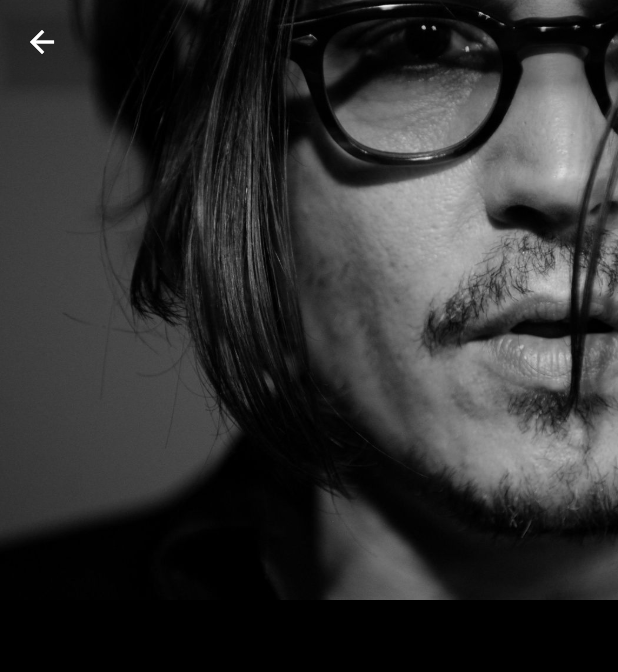
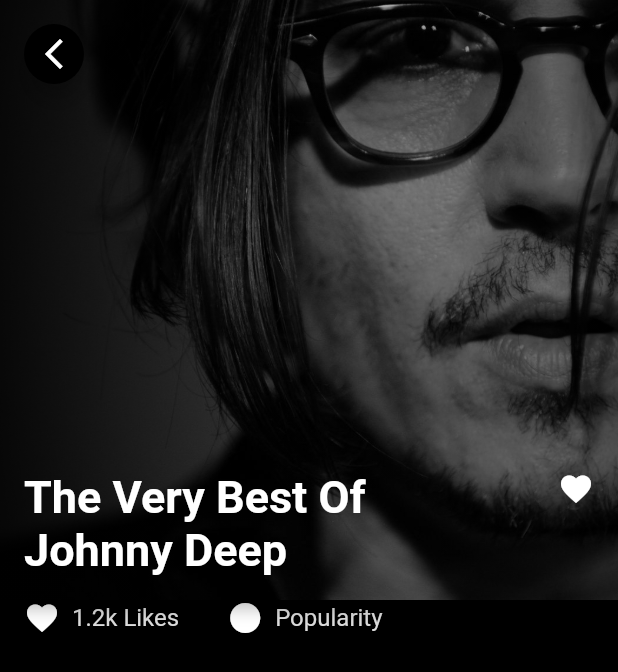
Before and after one commit to ivanluizjr/app-the-movie-db-api-v1.0, a Flutter app: the screen it shows after launch, on a phone screen of 412 x 824 dp. Shown: the top 672 px of the screen. Run offline on Flutter 3.47's test engine with Material 2 defaults, Android fonts, the light colour scheme and no system bars; our stand-ins replace dio, flutter_bloc.

Commit message:
Criação do controller e layout

```diff
--- a/lib/src/home/home_page.dart
+++ b/lib/src/home/home_page.dart
@@ -8,20 +8,122 @@ class HomePage extends StatelessWidget {
 
   @override
   Widget build(BuildContext context) => Scaffold(
-        extendBodyBehindAppBar: true,
         backgroundColor: Colors.black,
         appBar: AppBar(
-          centerTitle: true,
-          leading: BackButton(
-            onPressed: () {},
+          leadingWidth: 100.0,
+          toolbarHeight: 400.0,
+          flexibleSpace: Stack(
+            children: [
+              Container(
+                width: MediaQuery.of(context).size.width,
+                decoration: const BoxDecoration(
+                  image: DecorationImage(
+                    fit: BoxFit.cover,
+                    image: AssetImage(
+                      kImageJohnnyDeep,
+                    ),
+                  ),
+                ),
+              ),
+              Container(
+                width: MediaQuery.of(context).size.width,
+                decoration: BoxDecoration(
+                  gradient: LinearGradient(
+                    colors: [
+                      Colors.black87,
+                      Colors.black.withOpacity(0.25),
+                      Colors.black54,
+                    ],
+                    begin: Alignment.bottomLeft,
+                    end: Alignment.bottomRight,
+                  ),
+                ),
+              ),
+              Padding(
+                padding: const EdgeInsets.all(16.0),
+                child: Align(
+                  alignment: Alignment.bottomCenter,
+                  child: Row(
+                      mainAxisAlignment: MainAxisAlignment.spaceBetween,
+                      crossAxisAlignment: CrossAxisAlignment.start,
+                      children: const [
+                        Text(
+                          kTextMovie + '\n' + kTextTitle,
+                          style: TextStyle(
+                            color: Colors.white,
+                            fontWeight: FontWeight.bold,
+                            fontSize: 30.0,
+                          ),
+                        ),
+                        Icon(
+                          Icons.favorite,
+                          color: Colors.white,
+                        ),
+                      ]),
+                ),
+              ),
+            ],
+          ),
+          leading: Padding(
+            padding: const EdgeInsets.all(16.0),
+            child: Align(
+              alignment: Alignment.topLeft,
+              child: SizedBox(
+                height: 40,
+                width: 40,
+                child: FloatingActionButton(
+                  backgroundColor: Colors.black,
+                  child: const Icon(
+                    Icons.arrow_back_ios_new,
+                    color: Colors.white,
+                  ),
+                  onPressed: () {},
+                ),
+              ),
+            ),
           ),
           backgroundColor: Colors.transparent,
         ),
-        body: Image.asset(
-          kImageJohnnyDeep,
-          fit: BoxFit.cover,
-          height: 400.0,
-          width: double.maxFinite,
+        body: Container(
+          padding: const EdgeInsets.symmetric(horizontal: 16.0),
+          width: MediaQuery.of(context).size.width,
+          height: MediaQuery.of(context).size.height,
+          child: Column(
+            children: [
+              Row(
+                children: const [
+                  Icon(
+                    Icons.favorite,
+                    color: Colors.white,
+                  ),
+                  SizedBox(
+                    width: 8.0,
+                  ),
+                  Text(
+                    '1.2k Likes',
+                    style: TextStyle(
+                      color: Color(0xFFDDDDDD),
+                      fontSize: 16.0,
+                    ),
+                  ),
+                  SizedBox(
+                    width: 32.0,
+                  ),
+                  Icon(
+                    Icons.circle,
+                    color: Colors.white,
+                  ),
+                  SizedBox(
+                    width: 8.0,
+                  ),
+                  Text(
+                    'Popularity',
+                    style: TextStyle(color: Color(0xFFDDDDDD), fontSize: 16.0),
+                  ),
+                ],
+              ),
+            ],
+          ),
         ),
       );
 }
--- a/pubspec.yaml
+++ b/pubspec.yaml
@@ -36,6 +36,7 @@ dependencies:
   cupertino_icons: ^1.0.2
   dio: ^4.0.5
   mocktail: ^0.3.0
+  flutter_bloc: ^8.0.1
 
 dev_dependencies:
   flutter_test:
```
Also changed, not shown: lib/src/controller/movie_bloc.dart (added, +22 -0 lines), lib/src/controller/movie_state_bloc.dart (added, +19 -0 lines), lib/src/shared/constants/geral_constants.dart (+13 -6 lines), pubspec.lock.
